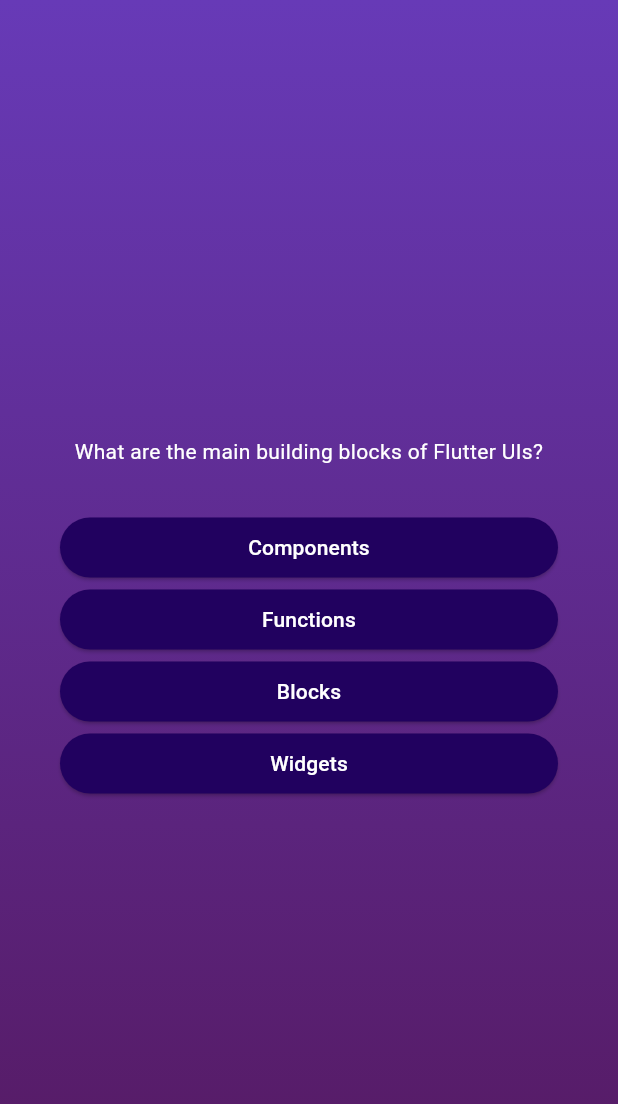
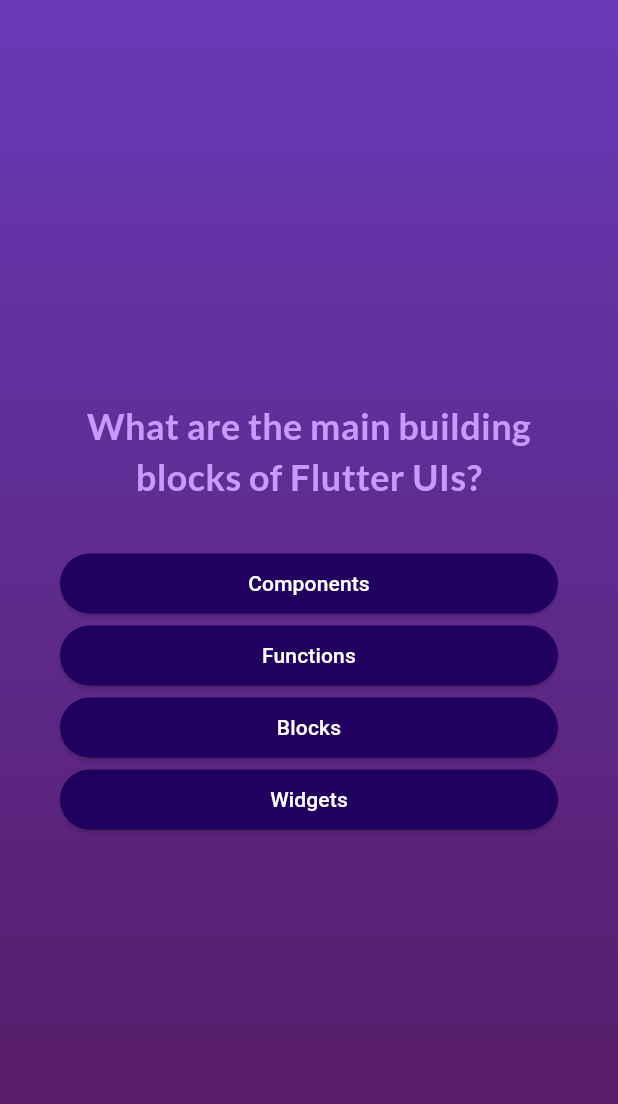
Before and after one commit to Waqas2332/Flutter-Development, a Flutter app: the screen it shows after launch, after a tap on "Start Quiz", on a phone screen of 412 x 824 dp. Shown: the top 1104 px of the screen. Run offline on Flutter 3.47's test engine with Material 3 defaults, Android fonts, the phone set to English and light mode, and no system bars; our stand-ins replace google_fonts.

Commit message:
Added Google Fonts

```diff
--- a/quiz_app/lib/questions_screen.dart
+++ b/quiz_app/lib/questions_screen.dart
@@ -1,6 +1,7 @@
 import 'package:flutter/material.dart';
 import "package:quiz_app/data/questions.dart";
 import 'package:quiz_app/answer_btn.dart';
+import "package:google_fonts/google_fonts.dart";
 
 class QuestionsScreen extends StatefulWidget {
   const QuestionsScreen({super.key});
@@ -38,8 +39,10 @@ class _QuestionsScreen extends State<QuestionsScreen> {
           children: [
             Text(
               currentQuestion.text,
-              style: const TextStyle(
-                color: Colors.white,
+              style: GoogleFonts.lato(
+                color: const Color.fromARGB(255, 201, 153, 251),
+                fontSize: 24,
+                fontWeight: FontWeight.bold,
               ),
               textAlign: TextAlign.center,
             ),
--- a/quiz_app/pubspec.yaml
+++ b/quiz_app/pubspec.yaml
@@ -34,6 +34,7 @@ dependencies:
   # The following adds the Cupertino Icons font to your application.
   # Use with the CupertinoIcons class for iOS style icons.
   cupertino_icons: ^1.0.2
+  google_fonts: ^6.1.0
 
 dev_dependencies:
   flutter_test:
```
Also changed, not shown: quiz_app/pubspec.lock, 1 other file.
